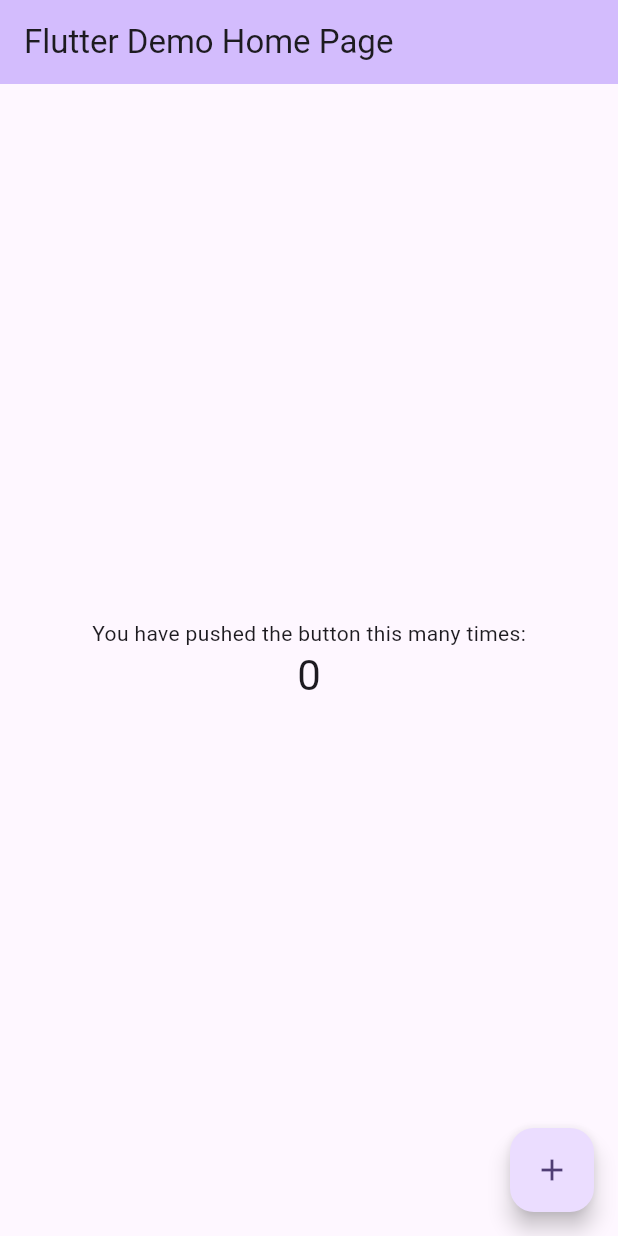
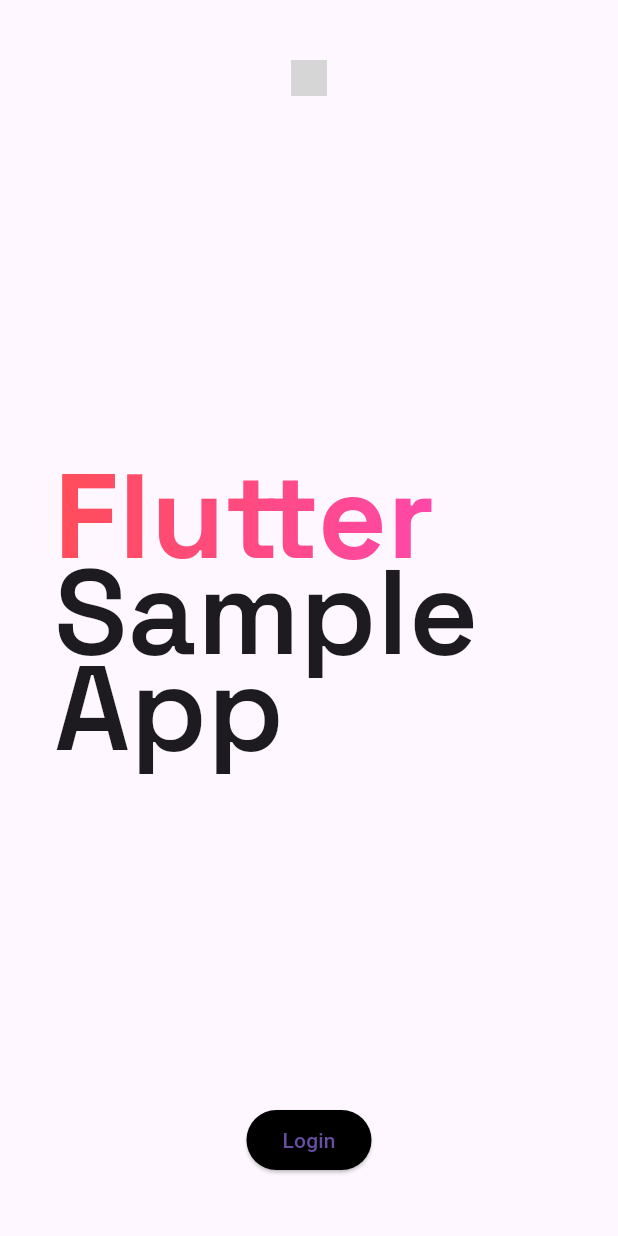
Before and after one commit to mauro-balades/GymBuddy, a Flutter app: the screen it shows after launch, on a phone screen of 412 x 824 dp. Run offline on Flutter 3.47's test engine with Material 3 defaults, Android fonts, the phone set to English and light mode, and no system bars; our stand-ins replace flutter_dotenv, google_fonts; missing offline and left inert: auth0_flutter; grey boxes are pictures that could not be loaded.

Commit message:
Added Auth functionality

```diff
--- /dev/null
+++ b/lib/app.dart
@@ -0,0 +1,114 @@
+import 'package:auth0_flutter/auth0_flutter.dart';
+import 'package:auth0_flutter/auth0_flutter_web.dart';
+import 'package:flutter/foundation.dart';
+import 'package:flutter/material.dart';
+import 'package:flutter_dotenv/flutter_dotenv.dart';
+
+import 'constants.dart';
+import 'hero.dart';
+import 'user.dart';
+
+class App extends StatefulWidget {
+  final Auth0? auth0;
+  const App({this.auth0, final Key? key}) : super(key: key);
+
+  @override
+  State<App> createState() => _AppState();
+}
+
+class _AppState extends State<App> {
+  UserProfile? _user;
+
+  late Auth0 auth0;
+  late Auth0Web auth0Web;
+
+  @override
+  void initState() {
+    super.initState();
+    auth0 = widget.auth0 ??
+        Auth0(dotenv.env['AUTH0_DOMAIN']!, dotenv.env['AUTH0_CLIENT_ID']!);
+    auth0Web =
+        Auth0Web(dotenv.env['AUTH0_DOMAIN']!, dotenv.env['AUTH0_CLIENT_ID']!);
+
+    if (kIsWeb) {
+      auth0Web.onLoad().then((final credentials) => setState(() {
+            _user = credentials?.user;
+          }));
+    }
+  }
+
+  Future<void> login() async {
+    try {
+      if (kIsWeb) {
+        return auth0Web.loginWithRedirect(redirectUrl: 'http://localhost:3000');
+      }
+
+      var credentials = await auth0
+          .webAuthentication(scheme: dotenv.env['AUTH0_CUSTOM_SCHEME'])
+          .login();
+
+      setState(() {
+        _user = credentials.user;
+      });
+    } catch (e) {
+      print(e);
+    }
+  }
+
+  Future<void> logout() async {
+    try {
+      if (kIsWeb) {
+        await auth0Web.logout(returnToUrl: 'http://localhost:3000');
+      } else {
+        await auth0
+            .webAuthentication(scheme: dotenv.env['AUTH0_CUSTOM_SCHEME'])
+            .logout();
+        setState(() {
+          _user = null;
+        });
+      }
+    } catch (e) {
+      print(e);
+    }
+  }
+
+  @override
+  Widget build(final BuildContext context) {
+    return MaterialApp(
+      home: Scaffold(
+          body: Padding(
+        padding: const EdgeInsets.only(
+          top: padding,
+          bottom: padding,
+          left: padding / 2,
+          right: padding / 2,
+        ),
+        child: Column(crossAxisAlignment: CrossAxisAlignment.center, children: [
+          Expanded(
+              child: Row(children: [
+            _user != null
+                ? Expanded(child: UserWidget(user: _user))
+                : const Expanded(child: HeroWidget())
+          ])),
+          _user != null
+              ? ElevatedButton(
+                  onPressed: logout,
+                  style: ButtonStyle(
+                    backgroundColor:
+                        MaterialStateProperty.all<Color>(Colors.black),
+                  ),
+                  child: const Text('Logout'),
+                )
+              : ElevatedButton(
+                  onPressed: login,
+                  style: ButtonStyle(
+                    backgroundColor:
+                        MaterialStateProperty.all<Color>(Colors.black),
+                  ),
+                  child: const Text('Login'),
+                )
+        ]),
+      )),
+    );
+  }
+}
--- /dev/null
+++ b/lib/constants.dart
@@ -0,0 +1,2 @@
+const double padding = 40.0;
+const double margin = 16.0;
--- /dev/null
+++ b/lib/hero.dart
@@ -0,0 +1,44 @@
+import 'package:flutter/material.dart';
+import 'package:google_fonts/google_fonts.dart';
+import 'constants.dart';
+
+final Shader linearGradient = const LinearGradient(colors: <Color>[
+  Color.fromRGBO(255, 79, 64, 100),
+  Color.fromRGBO(255, 68, 221, 100)
+], begin: Alignment.topLeft, end: Alignment.bottomRight)
+    .createShader(const Rect.fromLTWH(0.0, 0.0, 500.0, 70.0));
+
+class HeroWidget extends StatelessWidget {
+  const HeroWidget({Key? key}) : super(key: key);
+
+  @override
+  Widget build(BuildContext context) {
+    return Column(children: [
+      Container(
+        margin: const EdgeInsets.only(bottom: margin),
+        child: Image.asset('images/logo.png', width: 24),
+      ),
+      Expanded(
+          child: Container(
+              margin: const EdgeInsets.all(margin),
+              child: Column(
+                  crossAxisAlignment: CrossAxisAlignment.start,
+                  mainAxisAlignment: MainAxisAlignment.center,
+                  children: [
+                    Text('Flutter',
+                        style: GoogleFonts.spaceGrotesk(
+                          foreground: Paint()..shader = linearGradient,
+                          fontSize: 80,
+                          height: 0.8,
+                          fontWeight: FontWeight.w800,
+                        )),
+                    Text('Sample App',
+                        style: GoogleFonts.spaceGrotesk(
+                          fontSize: 80,
+                          height: 0.8,
+                          fontWeight: FontWeight.w600,
+                        )),
+                  ])))
+    ]);
+  }
+}
--- a/lib/main.dart
+++ b/lib/main.dart
@@ -1,125 +1,9 @@
 import 'package:flutter/material.dart';
+import 'package:flutter_dotenv/flutter_dotenv.dart';
+import 'app.dart';
 
-void main() {
-  runApp(const MyApp());
+void main() async {
+
+  await dotenv.load();
+  runApp(const App());
 }
-
-class MyApp extends StatelessWidget {
-  const MyApp({super.key});
-
-  // This widget is the root of your application.
-  @override
-  Widget build(BuildContext context) {
-    return MaterialApp(
-      title: 'Flutter Demo',
-      theme: ThemeData(
-        // This is the theme of your application.
-        //
-        // TRY THIS: Try running your application with "flutter run". You'll see
-        // the application has a purple toolbar. Then, without quitting the app,
-        // try changing the seedColor in the colorScheme below to Colors.green
-        // and then invoke "hot reload" (save your changes or press the "hot
-        // reload" button in a Flutter-supported IDE, or press "r" if you used
-        // the command line to start the app).
-        //
-        // Notice that the counter didn't reset back to zero; the application
-        // state is not lost during the reload. To reset the state, use hot
-        // restart instead.
-        //
-        // This works for code too, not just values: Most code changes can be
-        // tested with just a hot reload.
-        colorScheme: ColorScheme.fromSeed(seedColor: Colors.deepPurple),
-        useMaterial3: true,
-      ),
-      home: const MyHomePage(title: 'Flutter Demo Home Page'),
-    );
-  }
-}
-
-class MyHomePage extends StatefulWidget {
-  const MyHomePage({super.key, required this.title});
-
-  // This widget is the home page of your application. It is stateful, meaning
-  // that it has a State object (defined below) that contains fields that affect
-  // how it looks.
-
-  // This class is the configuration for the state. It holds the values (in this
-  // case the title) provided by the parent (in this case the App widget) and
-  // used by the build method of the State. Fields in a Widget subclass are
-  // always marked "final".
-
-  final String title;
-
-  @override
-  State<MyHomePage> createState() => _MyHomePageState();
-}
-
-class _MyHomePageState extends State<MyHomePage> {
-  int _counter = 0;
-
-  void _incrementCounter() {
-    setState(() {
-      // This call to setState tells the Flutter framework that something has
-      // changed in this State, which causes it to rerun the build method below
-      // so that the display can reflect the updated values. If we changed
-      // _counter without calling setState(), then the build method would not be
-      // called again, and so nothing would appear to happen.
-      _counter++;
-    });
-  }
-
-  @override
-  Widget build(BuildContext context) {
-    // This method is rerun every time setState is called, for instance as done
-    // by the _incrementCounter method above.
-    //
-    // The Flutter framework has been optimized to make rerunning build methods
-    // fast, so that you can just rebuild anything that needs updating rather
-    // than having to individually change instances of widgets.
-    return Scaffold(
-      appBar: AppBar(
-        // TRY THIS: Try changing the color here to a specific color (to
-        // Colors.amber, perhaps?) and trigger a hot reload to see the AppBar
-        // change color while the other colors stay the same.
-        backgroundColor: Theme.of(context).colorScheme.inversePrimary,
-        // Here we take the value from the MyHomePage object that was created by
-        // the App.build method, and use it to set our appbar title.
-        title: Text(widget.title),
-      ),
-      body: Center(
-        // Center is a layout widget. It takes a single child and positions it
-        // in the middle of the parent.
-        child: Column(
-          // Column is also a layout widget. It takes a list of children and
-          // arranges them vertically. By default, it sizes itself to fit its
-          // children horizontally, and tries to be as tall as its parent.
-          //
-          // Column has various properties to control how it sizes itself and
-          // how it positions its children. Here we use mainAxisAlignment to
-          // center the children vertically; the main axis here is the vertical
-          // axis because Columns are vertical (the cross axis would be
-          // horizontal).
-          //
-          // TRY THIS: Invoke "debug painting" (choose the "Toggle Debug Paint"
-          // action in the IDE, or press "p" in the console), to see the
-          // wireframe for each widget.
-          mainAxisAlignment: MainAxisAlignment.center,
-          children: <Widget>[
-            const Text(
-              'You have pushed the button this many times:',
-            ),
-            Text(
-              '$_counter',
-              style: Theme.of(context).textTheme.headlineMedium,
-            ),
-          ],
-        ),
-      ),
-      floatingActionButton: FloatingActionButton(
-        onPressed: _incrementCounter,
-        tooltip: 'Increment',
-        child: const Icon(Icons.add),
-      ), // This trailing comma makes auto-formatting nicer for build methods.
-    );
-  }
-}
```
Also changed, not shown: lib/user.dart (added, +54 -0 lines), pubspec.yaml (+5 -3 lines), .example.env (added), pubspec.lock, 4 other files.
